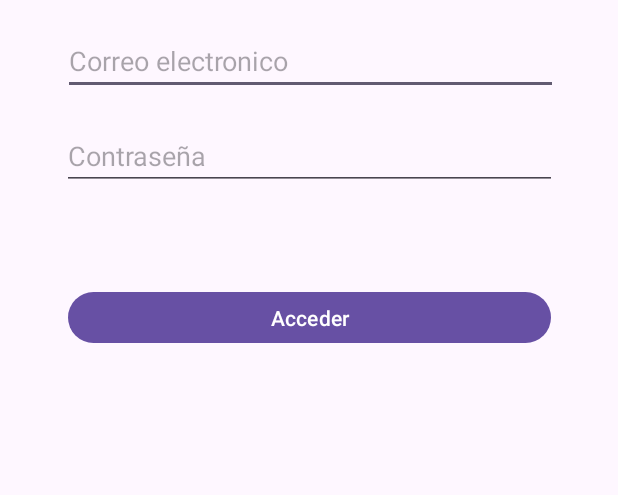
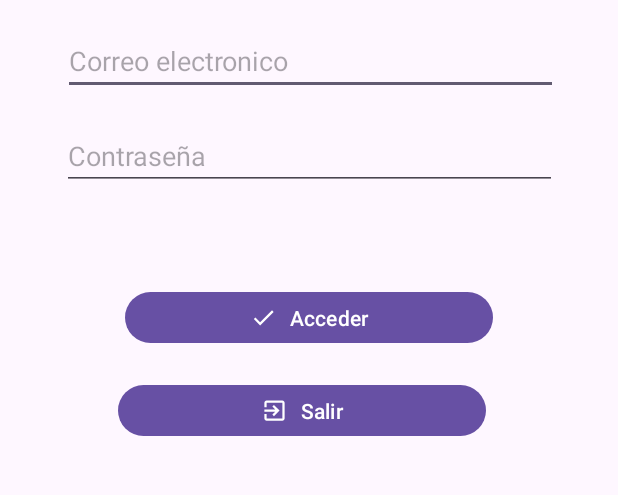
Before and after one commit to mosheline/ec3moviles, an Android app: the screen it shows after launch (MainActivity), on a phone screen of 412 x 824 dp, the part 374-869 px from its top. Run offline under Robolectric (Android 15) with nearby library versions, the phone set to English and light mode, and no system bars.

Commit message:
Pregunta 1 - Ayasta Interfaz de Login actualizado

```diff
--- /dev/null
+++ b/app/src/main/res/drawable/baseline_exit_to_app_24.xml
@@ -0,0 +1,5 @@
+<vector android:autoMirrored="true" android:height="24dp"
+    android:tint="#000000" android:viewportHeight="24"
+    android:viewportWidth="24" android:width="24dp" xmlns:android="http://schemas.android.com/apk/res/android">
+    <path android:fillColor="@android:color/white" android:pathData="M10.09,15.59L11.5,17l5,-5 -5,-5 -1.41,1.41L12.67,11H3v2h9.67l-2.58,2.59zM19,3H5c-1.11,0 -2,0.9 -2,2v4h2V5h14v14H5v-4H3v4c0,1.1 0.89,2 2,2h14c1.1,0 2,-0.9 2,-2V5c0,-1.1 -0.9,-2 -2,-2z"/>
+</vector>
--- a/app/src/main/res/layout/activity_main.xml
+++ b/app/src/main/res/layout/activity_main.xml
@@ -49,16 +49,32 @@
 
     <Button
         android:id="@+id/btnIngresar"
-        android:layout_width="322dp"
+        android:layout_width="245dp"
         android:layout_height="42dp"
         android:layout_marginTop="52dp"
-        android:text="Acceder"
+        android:text="@string/val_acceder"
+        app:icon="@drawable/check_24"
+        app:iconGravity="textStart"
         app:layout_constraintBottom_toBottomOf="parent"
         app:layout_constraintEnd_toStartOf="@+id/guideline2"
         app:layout_constraintStart_toStartOf="@+id/guideline"
         app:layout_constraintTop_toBottomOf="@+id/edtPassword"
         app:layout_constraintVertical_bias="0.034"
         tools:ignore="TouchTargetSizeCheck" />
+
+    <Button
+        android:id="@+id/btnSalir"
+        android:layout_width="245dp"
+        android:layout_height="42dp"
+        android:layout_marginTop="20dp"
+        android:text="@string/val_salir"
+        app:icon="@drawable/baseline_exit_to_app_24"
+        app:iconGravity="textStart"
+        app:layout_constraintEnd_toStartOf="@+id/guideline2"
+        app:layout_constraintHorizontal_bias="0.444"
+        app:layout_constraintStart_toStartOf="@+id/guideline"
+        app:layout_constraintTop_toBottomOf="@+id/btnIngresar"
+        tools:ignore="SpeakableTextPresentCheck,TouchTargetSizeCheck" />
 
     <androidx.constraintlayout.widget.Guideline
         android:id="@+id/guideline2"
--- a/app/src/main/res/values/strings.xml
+++ b/app/src/main/res/values/strings.xml
@@ -7,8 +7,10 @@
     <string name="nav_header_subtitle">android.studio@android.com</string>
     <string name="nav_header_desc">Navigation header</string>
     <string name="action_settings">Settings</string>
+    <string name="val_acceder">Acceder</string>
 
     <string name="menu_home">Home</string>
     <string name="menu_gallery">Gallery</string>
     <string name="menu_slideshow">Slideshow</string>
+    <string name="val_salir">Salir</string>
 </resources>
```
